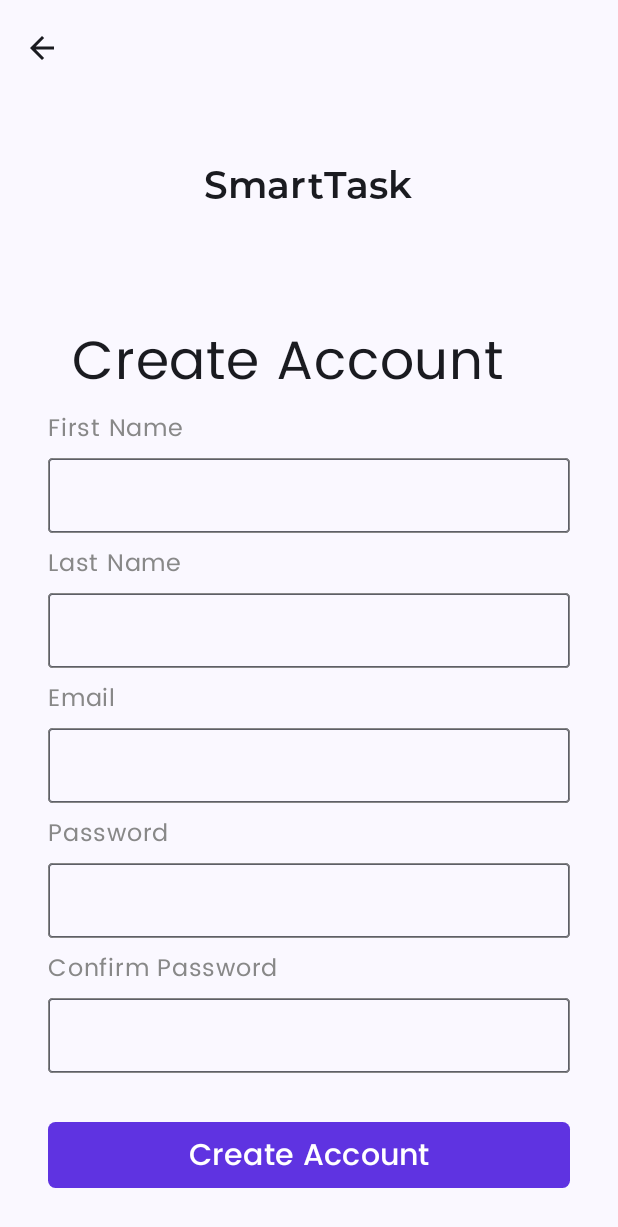
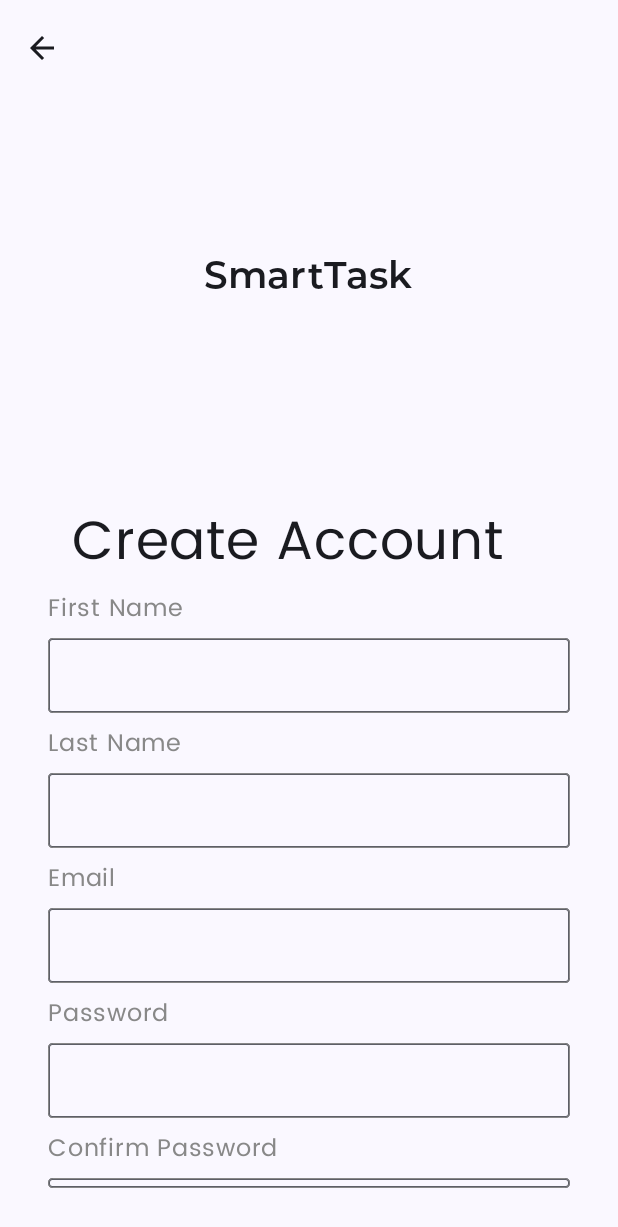
Before and after one commit to ToneDevN/SmartTask, an Android app built with Jetpack Compose: the screen it shows after launch (MainActivity), on a phone screen of 412 x 824 dp. Shown: the top 1227 px of the screen. Run offline under Robolectric (Android 15) with nearby library versions, the phone set to English and light mode, and no system bars.

Commit message:
add Create Account Screen

```diff
--- a/app/src/main/java/com/example/myfirstapp/screens/CreateAccountScreen.kt
+++ b/app/src/main/java/com/example/myfirstapp/screens/CreateAccountScreen.kt
@@ -206,7 +206,7 @@ fun CreateAccountScreen() {
                 .padding(32.dp),
             horizontalAlignment = Alignment.CenterHorizontally
         ) {
-            Spacer(modifier = Modifier.height(60.dp))
+            Spacer(modifier = Modifier.height(120.dp))
 
             // Centered SmartTask
             Text(
@@ -217,7 +217,7 @@ fun CreateAccountScreen() {
                 modifier = Modifier.padding(vertical = 16.dp)
             )
 
-            Spacer(modifier = Modifier.height(60.dp))
+            Spacer(modifier = Modifier.height(120.dp))
 
             // Start-aligned Create Account
             Text(
```
